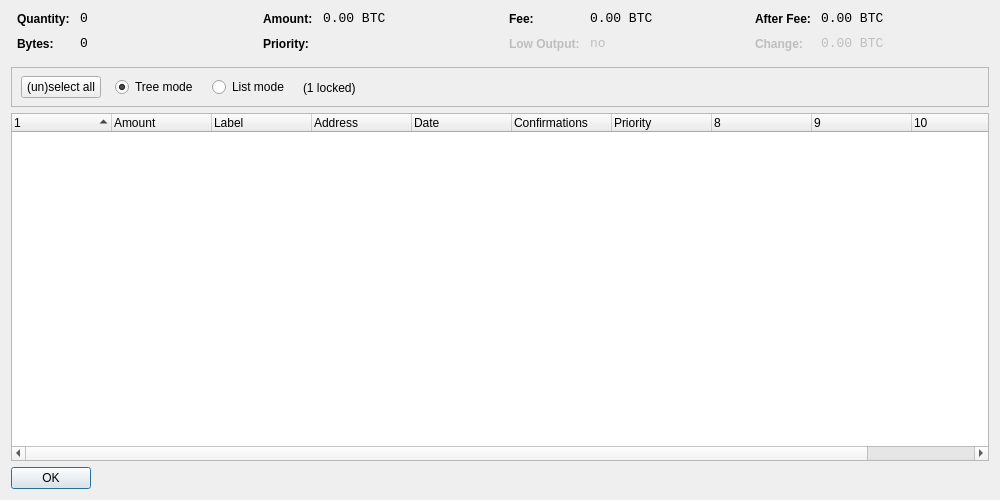
Old version of the form src/qt/forms/coincontroldialog.ui in the repository deltatoken/sela-coin.
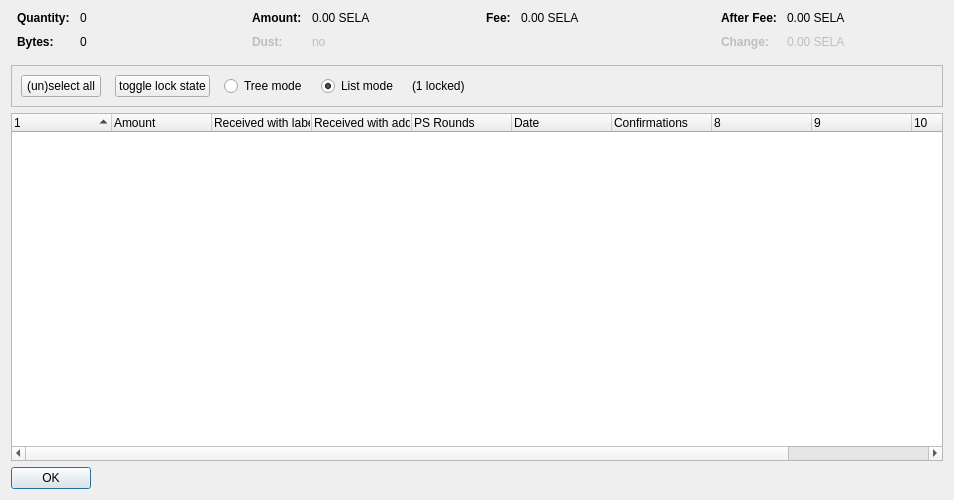
New version of the form. Custom widgets are drawn as their Qt base class.

Patch:
```diff
--- a/src/qt/forms/coincontroldialog.ui
+++ b/src/qt/forms/coincontroldialog.ui
@@ -6,7 +6,7 @@
    <rect>
     <x>0</x>
     <y>0</y>
-    <width>1000</width>
+    <width>954</width>
     <height>500</height>
    </rect>
   </property>
@@ -38,8 +38,11 @@
        </property>
        <item row="0" column="0">
         <widget class="QLabel" name="labelCoinControlQuantityText">
-         <property name="styleSheet">
-          <string notr="true">font-weight:bold;</string>
+         <property name="font">
+          <font>
+           <weight>75</weight>
+           <bold>true</bold>
+          </font>
          </property>
          <property name="text">
           <string>Quantity:</string>
@@ -48,12 +51,6 @@
        </item>
        <item row="0" column="1">
         <widget class="QLabel" name="labelCoinControlQuantity">
-         <property name="font">
-          <font>
-           <family>Monospace</family>
-           <pointsize>10</pointsize>
-          </font>
-         </property>
          <property name="cursor">
           <cursorShape>IBeamCursor</cursorShape>
          </property>
@@ -70,8 +67,11 @@
        </item>
        <item row="1" column="0">
         <widget class="QLabel" name="labelCoinControlBytesText">
-         <property name="styleSheet">
-          <string notr="true">font-weight:bold;</string>
+         <property name="font">
+          <font>
+           <weight>75</weight>
+           <bold>true</bold>
+          </font>
          </property>
          <property name="text">
           <string>Bytes:</string>
@@ -80,12 +80,6 @@
        </item>
        <item row="1" column="1">
         <widget class="QLabel" name="labelCoinControlBytes">
-         <property name="font">
-          <font>
-           <family>Monospace</family>
-           <pointsize>10</pointsize>
-          </font>
-         </property>
          <property name="cursor">
           <cursorShape>IBeamCursor</cursorShape>
          </property>
@@ -118,8 +112,11 @@
        </property>
        <item row="0" column="0">
         <widget class="QLabel" name="labelCoinControlAmountText">
-         <property name="styleSheet">
-          <string notr="true">font-weight:bold;</string>
+         <property name="font">
+          <font>
+           <weight>75</weight>
+           <bold>true</bold>
+          </font>
          </property>
          <property name="text">
           <string>Amount:</string>
@@ -128,12 +125,6 @@
        </item>
        <item row="0" column="1">
         <widget class="QLabel" name="labelCoinControlAmount">
-         <property name="font">
-          <font>
-           <family>Monospace</family>
-           <pointsize>10</pointsize>
-          </font>
-         </property>
          <property name="cursor">
           <cursorShape>IBeamCursor</cursorShape>
          </property>
@@ -141,7 +132,7 @@
           <enum>Qt::ActionsContextMenu</enum>
          </property>
          <property name="text">
-          <string notr="true">0.00 BTC</string>
+          <string notr="true">0.00 SELA</string>
          </property>
          <property name="textInteractionFlags">
           <set>Qt::LinksAccessibleByMouse|Qt::TextSelectableByKeyboard|Qt::TextSelectableByMouse</set>
@@ -149,22 +140,25 @@
         </widget>
        </item>
        <item row="1" column="0">
-        <widget class="QLabel" name="labelCoinControlPriorityText">
-         <property name="styleSheet">
-          <string notr="true">font-weight:bold;</string>
+        <widget class="QLabel" name="labelCoinControlLowOutputText">
+         <property name="enabled">
+          <bool>false</bool>
+         </property>
+         <property name="font">
+          <font>
+           <weight>75</weight>
+           <bold>true</bold>
+          </font>
          </property>
          <property name="text">
-          <string>Priority:</string>
+          <string>Dust:</string>
          </property>
         </widget>
        </item>
        <item row="1" column="1">
-        <widget class="QLabel" name="labelCoinControlPriority">
-         <property name="font">
-          <font>
-           <family>Monospace</family>
-           <pointsize>10</pointsize>
-          </font>
+        <widget class="QLabel" name="labelCoinControlLowOutput">
+         <property name="enabled">
+          <bool>false</bool>
          </property>
          <property name="cursor">
           <cursorShape>IBeamCursor</cursorShape>
@@ -173,7 +167,7 @@
           <enum>Qt::ActionsContextMenu</enum>
          </property>
          <property name="text">
-          <string/>
+          <string notr="true">no</string>
          </property>
          <property name="textInteractionFlags">
           <set>Qt::LinksAccessibleByMouse|Qt::TextSelectableByKeyboard|Qt::TextSelectableByMouse</set>
@@ -198,8 +192,11 @@
        </property>
        <item row="0" column="0">
         <widget class="QLabel" name="labelCoinControlFeeText">
-         <property name="styleSheet">
-          <string notr="true">font-weight:bold;</string>
+         <property name="font">
+          <font>
+           <weight>75</weight>
+           <bold>true</bold>
+          </font>
          </property>
          <property name="text">
           <string>Fee:</string>
@@ -208,12 +205,6 @@
        </item>
        <item row="0" column="1">
         <widget class="QLabel" name="labelCoinControlFee">
-         <property name="font">
-          <font>
-           <family>Monospace</family>
-           <pointsize>10</pointsize>
-          </font>
-         </property>
          <property name="cursor">
           <cursorShape>IBeamCursor</cursorShape>
          </property>
@@ -221,45 +212,7 @@
           <enum>Qt::ActionsContextMenu</enum>
          </property>
          <property name="text">
-          <string notr="true">0.00 BTC</string>
-         </property>
-         <property name="textInteractionFlags">
-          <set>Qt::LinksAccessibleByMouse|Qt::TextSelectableByKeyboard|Qt::TextSelectableByMouse</set>
-         </property>
-        </widget>
-       </item>
-       <item row="1" column="0">
-        <widget class="QLabel" name="labelCoinControlLowOutputText">
-         <property name="enabled">
-          <bool>false</bool>
-         </property>
-         <property name="styleSheet">
-          <string notr="true">font-weight:bold;</string>
-         </property>
-         <property name="text">
-          <string>Low Output:</string>
-         </property>
-        </widget>
-       </item>
-       <item row="1" column="1">
-        <widget class="QLabel" name="labelCoinControlLowOutput">
-         <property name="enabled">
-          <bool>false</bool>
-         </property>
-         <property name="font">
-          <font>
-           <family>Monospace</family>
-           <pointsize>10</pointsize>
-          </font>
-         </property>
-         <property name="cursor">
-          <cursorShape>IBeamCursor</cursorShape>
-         </property>
-         <property name="contextMenuPolicy">
-          <enum>Qt::ActionsContextMenu</enum>
-         </property>
-         <property name="text">
-          <string>no</string>
+          <string notr="true">0.00 SELA</string>
          </property>
          <property name="textInteractionFlags">
           <set>Qt::LinksAccessibleByMouse|Qt::TextSelectableByKeyboard|Qt::TextSelectableByMouse</set>
@@ -284,8 +237,11 @@
        </property>
        <item row="0" column="0">
         <widget class="QLabel" name="labelCoinControlAfterFeeText">
-         <property name="styleSheet">
-          <string notr="true">font-weight:bold;</string>
+         <property name="font">
+          <font>
+           <weight>75</weight>
+           <bold>true</bold>
+          </font>
          </property>
          <property name="text">
           <string>After Fee:</string>
@@ -294,12 +250,6 @@
        </item>
        <item row="0" column="1">
         <widget class="QLabel" name="labelCoinControlAfterFee">
-         <property name="font">
-          <font>
-           <family>Monospace</family>
-           <pointsize>10</pointsize>
-          </font>
-         </property>
          <property name="cursor">
           <cursorShape>IBeamCursor</cursorShape>
          </property>
@@ -307,7 +257,7 @@
           <enum>Qt::ActionsContextMenu</enum>
          </property>
          <property name="text">
-          <string notr="true">0.00 BTC</string>
+          <string notr="true">0.00 SELA</string>
          </property>
          <property name="textInteractionFlags">
           <set>Qt::LinksAccessibleByMouse|Qt::TextSelectableByKeyboard|Qt::TextSelectableByMouse</set>
@@ -319,8 +269,11 @@
          <property name="enabled">
           <bool>false</bool>
          </property>
-         <property name="styleSheet">
-          <string notr="true">font-weight:bold;</string>
+         <property name="font">
+          <font>
+           <weight>75</weight>
+           <bold>true</bold>
+          </font>
          </property>
          <property name="text">
           <string>Change:</string>
@@ -332,12 +285,6 @@
          <property name="enabled">
           <bool>false</bool>
          </property>
-         <property name="font">
-          <font>
-           <family>Monospace</family>
-           <pointsize>10</pointsize>
-          </font>
-         </property>
          <property name="cursor">
           <cursorShape>IBeamCursor</cursorShape>
          </property>
@@ -345,7 +292,7 @@
           <enum>Qt::ActionsContextMenu</enum>
          </property>
          <property name="text">
-          <string notr="true">0.00 BTC</string>
+          <string notr="true">0.00 SELA</string>
          </property>
          <property name="textInteractionFlags">
           <set>Qt::LinksAccessibleByMouse|Qt::TextSelectableByKeyboard|Qt::TextSelectableByMouse</set>
@@ -370,16 +317,9 @@
      <property name="frameShadow">
       <enum>QFrame::Sunken</enum>
      </property>
-     <widget class="QWidget" name="horizontalLayoutWidget">
-      <property name="geometry">
-       <rect>
-        <x>10</x>
-        <y>0</y>
-        <width>781</width>
-        <height>41</height>
-       </rect>
-      </property>
-      <layout class="QHBoxLayout" name="horizontalLayoutPanel" stretch="0,0,0,0,0">
+     <layout class="QHBoxLayout" name="horizontalLayout">
+      <item>
+       <layout class="QHBoxLayout" name="horizontalLayoutPanel" stretch="0,0,0,0,0,0">
        <property name="spacing">
         <number>14</number>
        </property>
@@ -394,6 +334,25 @@
          <property name="text">
           <string>(un)select all</string>
          </property>
+          <property name="autoDefault">
+           <bool>false</bool>
+          </property>
+         </widget>
+        </item>
+        <item>
+         <widget class="QPushButton" name="pushButtonToggleLock">
+          <property name="sizePolicy">
+           <sizepolicy hsizetype="Maximum" vsizetype="Fixed">
+            <horstretch>0</horstretch>
+            <verstretch>0</verstretch>
+           </sizepolicy>
+          </property>
+          <property name="text">
+           <string>toggle lock state</string>
+          </property>
+          <property name="autoDefault">
+           <bool>false</bool>
+          </property>
         </widget>
        </item>
        <item>
@@ -407,9 +366,6 @@
          <property name="text">
           <string>Tree mode</string>
          </property>
-         <property name="checked">
-          <bool>true</bool>
-         </property>
         </widget>
        </item>
        <item>
@@ -423,6 +379,9 @@
          <property name="text">
           <string>List mode</string>
          </property>
+          <property name="checked">
+           <bool>true</bool>
+          </property>
         </widget>
        </item>
        <item>
@@ -446,7 +405,8 @@
         </spacer>
        </item>
       </layout>
-     </widget>
+      </item>
+     </layout>
     </widget>
    </item>
    <item>
@@ -478,12 +438,17 @@
      </column>
      <column>
       <property name="text">
-       <string notr="true">Label</string>
+       <string>Received with label</string>
       </property>
      </column>
      <column>
       <property name="text">
-       <string>Address</string>
+       <string>Received with address</string>
+      </property>
+     </column>
+     <column>
+      <property name="text">
+       <string>PS Rounds</string>
       </property>
      </column>
      <column>
@@ -499,11 +464,6 @@
        <string>Confirmed</string>
       </property>
      </column>
-     <column>
-      <property name="text">
-       <string>Priority</string>
-      </property>
-     </column>
      <column>
       <property name="text">
        <string/>
```
Left out of the diff: 2 changed lines with no effect on the pictures. Lines whose indentation alone changed are shown as unchanged.
